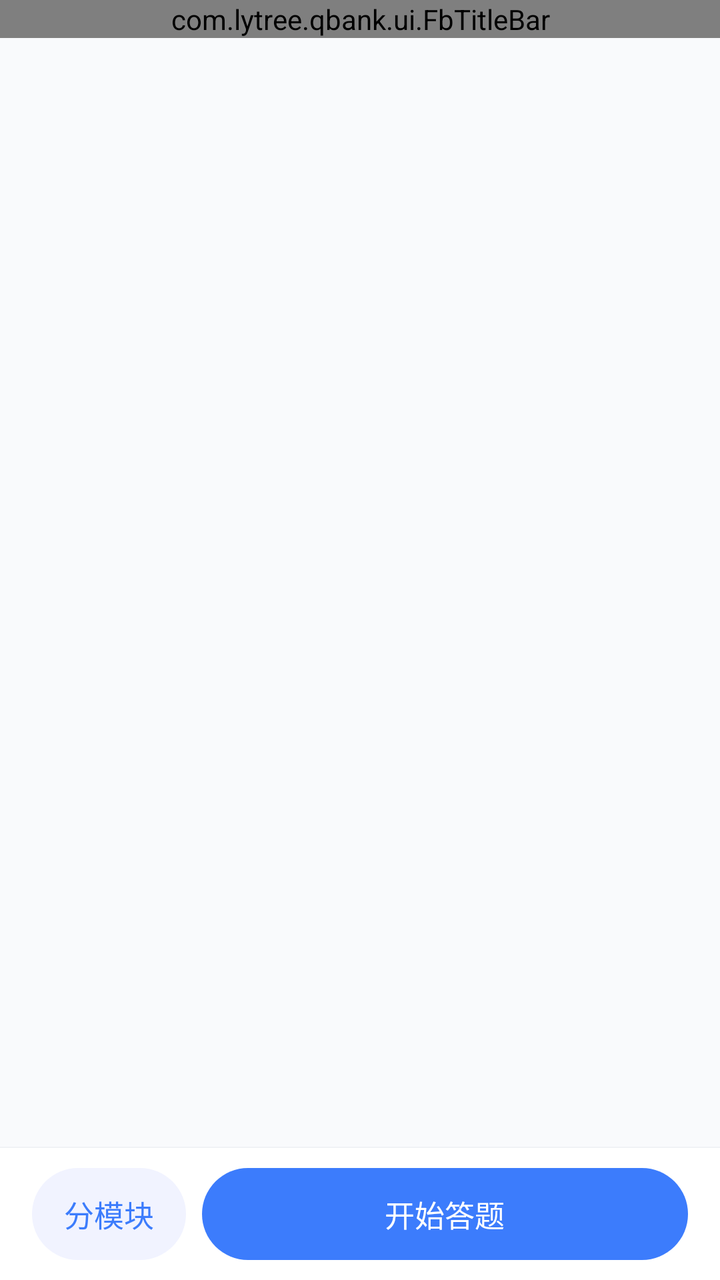
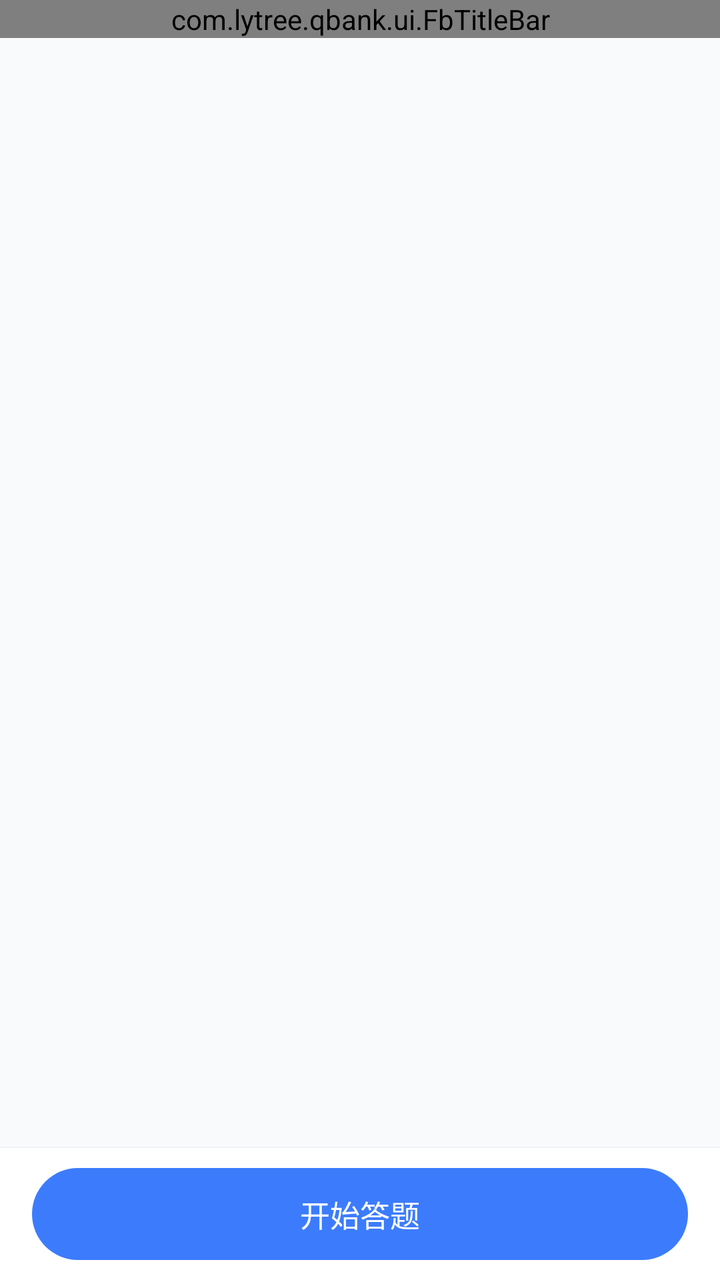

Screens rendered from an Android XML layout before and after an edit, with the pre-edit source and the edit as a unified diff.
<!-- AndroidManifest.xml: application theme Theme.QBank -->
<!-- res/layout/activity_paper_detail.xml -->
<?xml version="1.0" encoding="utf-8"?>
<LinearLayout xmlns:android="http://schemas.android.com/apk/res/android"
    style="@style/FbPage">

    <com.lytree.qbank.ui.FbTitleBar
        android:id="@+id/titleBar"
        android:layout_width="match_parent"
        android:layout_height="wrap_content" />

    <FrameLayout
        android:layout_width="match_parent"
        android:layout_height="0dp"
        android:layout_weight="1">

        <androidx.recyclerview.widget.RecyclerView
            android:id="@+id/list"
            android:layout_width="match_parent"
            android:layout_height="match_parent"
            android:clipToPadding="false"
            android:paddingBottom="@dimen/fb_space_16"
            android:scrollbars="none" />

        <TextView
            android:id="@+id/empty"
            style="@style/FbEmptyText"
            android:layout_gravity="center"
            android:layout_width="wrap_content"
            android:paddingBottom="0dp"
            android:text="@string/empty_paper_questions"
            android:visibility="gone" />
    </FrameLayout>

    <View style="@style/FbDivider" />

    <FrameLayout
        android:id="@+id/bottomBar"
        style="@style/FbBottomBar">

        <LinearLayout
            android:layout_width="match_parent"
            android:layout_height="wrap_content"
            android:orientation="horizontal">

            
            <com.google.android.material.button.MaterialButton
                android:id="@+id/btnModules"
                style="@style/FbGhostButton"
                android:layout_width="wrap_content"
                android:text="@string/action_modules" />

            <Space
                android:layout_width="@dimen/fb_space_8"
                android:layout_height="1dp" />

            <com.google.android.material.button.MaterialButton
                android:id="@+id/btnStart"
                style="@style/FbPrimaryButton"
                android:layout_width="0dp"
                android:layout_weight="1"
                android:text="@string/action_start" />
        </LinearLayout>
    </FrameLayout>
</LinearLayout>
<!-- resources referenced by this layout -->
<resources>
  <dimen name="fb_space_16">16dp</dimen>
  <dimen name="fb_space_8">8dp</dimen>
  <string name="action_modules">分模块</string>
  <string name="action_start">开始答题</string>
  <string name="empty_paper_questions">这份试卷暂无题目</string>
  <style name="FbDivider">
          <item name="android:layout_width">match_parent</item>
          <item name="android:layout_height">0.5dp</item>
          <item name="android:background">@color/fb_divider</item>
      </style>
  <style name="FbEmptyText">
          <item name="android:layout_width">match_parent</item>
          <item name="android:layout_height">wrap_content</item>
          <item name="android:gravity">center</item>
          <item name="android:lineSpacingExtra">5dp</item>
          <item name="android:textColor">@color/fb_text_meta</item>
          <item name="android:textSize">@dimen/fb_text_body_size</item>
      </style>
  <style name="FbGhostButton" parent="Widget.MaterialComponents.Button">
          <item name="android:layout_height">@dimen/fb_btn_h</item>
          <item name="android:textSize">@dimen/fb_btn_text_size</item>
          <item name="android:textColor">@color/fb_primary</item>
          <item name="android:textAllCaps">false</item>
          <item name="android:letterSpacing">0</item>
          <item name="android:minHeight">@dimen/fb_btn_h</item>
          <item name="android:minWidth">0dp</item>
          <item name="android:stateListAnimator">@null</item>
          <item name="android:insetTop">0dp</item>
          <item name="android:insetBottom">0dp</item>
          <item name="backgroundTint">@color/fb_primary_bg</item>
          <item name="cornerRadius">@dimen/fb_btn_radius</item>
          <item name="elevation">0dp</item>
          <item name="rippleColor">@color/fb_ripple</item>
          <item name="iconTint">@color/fb_primary</item>
          <item name="iconSize">18dp</item>
          <item name="iconGravity">textStart</item>
          <item name="iconPadding">6dp</item>
      </style>
  <style name="FbPage">
          <item name="android:layout_width">match_parent</item>
          <item name="android:layout_height">match_parent</item>
          <item name="android:orientation">vertical</item>
          <item name="android:background">@color/fb_page_bg</item>
      </style>
  <color name="fb_bar_bg">#FFFFFF</color>
  <dimen name="fb_page_pad">16dp</dimen>
  <dimen name="fb_bottom_bar_pad_v">10dp</dimen>
  <color name="fb_divider">#F0F2F5</color>
  <color name="fb_text_meta">#8A9095</color>
  <dimen name="fb_text_body_size">14sp</dimen>
  <dimen name="fb_btn_h">46dp</dimen>
  <dimen name="fb_btn_text_size">15sp</dimen>
  <color name="fb_primary">#3C7CFC</color>
  <color name="fb_primary_bg">#F1F3FF</color>
  <dimen name="fb_btn_radius">23dp</dimen>
  <color name="fb_ripple">#1A3C7CFC</color>
  <color name="fb_page_bg">#F9FAFC</color>
  <color name="fb_text_on_primary">#FFFFFF</color>
  <color name="fb_primary_deep">#2A5FD6</color>
  <style name="ThemeOverlay.QBank.Dialog" parent="ThemeOverlay.MaterialComponents.MaterialAlertDialog">
          <item name="colorPrimary">@color/fb_primary</item>
          <item name="shapeAppearanceOverlay">@style/ShapeAppearance.QBank.Dialog</item>
          <item name="android:textColorPrimary">@color/fb_text_title</item>
          <item name="android:textColorSecondary">@color/fb_text_meta</item>
      </style>
  <style name="ShapeAppearance.QBank.Dialog" parent="">
          <item name="cornerFamily">rounded</item>
          <item name="cornerSize">@dimen/fb_radius_sheet</item>
      </style>
  <color name="fb_text_title">#1B2126</color>
  <dimen name="fb_radius_sheet">12dp</dimen>
  <!-- unchanged entries left out for length: 3 -->
</resources>

<!-- the commit's change to res/layout/activity_paper_detail.xml (unified diff, before → after) -->
@@ -41,17 +41,6 @@
             android:layout_height="wrap_content"
             android:orientation="horizontal">
 
-            
-            <com.google.android.material.button.MaterialButton
-                android:id="@+id/btnModules"
-                style="@style/FbGhostButton"
-                android:layout_width="wrap_content"
-                android:text="@string/action_modules" />
-
-            <Space
-                android:layout_width="@dimen/fb_space_8"
-                android:layout_height="1dp" />
-
             <com.google.android.material.button.MaterialButton
                 android:id="@+id/btnStart"
                 style="@style/FbPrimaryButton"
<!-- resource entries referenced after the edit -->
@@ -1,8 +1,6 @@
 <!-- resources referenced by this layout -->
 <resources>
   <dimen name="fb_space_16">16dp</dimen>
-  <dimen name="fb_space_8">8dp</dimen>
-  <string name="action_modules">分模块</string>
   <string name="action_start">开始答题</string>
   <string name="empty_paper_questions">这份试卷暂无题目</string>
   <style name="FbDivider">
@@ -17,26 +15,6 @@
           <item name="android:lineSpacingExtra">5dp</item>
           <item name="android:textColor">@color/fb_text_meta</item>
           <item name="android:textSize">@dimen/fb_text_body_size</item>
-      </style>
-  <style name="FbGhostButton" parent="Widget.MaterialComponents.Button">
-          <item name="android:layout_height">@dimen/fb_btn_h</item>
-          <item name="android:textSize">@dimen/fb_btn_text_size</item>
-          <item name="android:textColor">@color/fb_primary</item>
-          <item name="android:textAllCaps">false</item>
-          <item name="android:letterSpacing">0</item>
-          <item name="android:minHeight">@dimen/fb_btn_h</item>
-          <item name="android:minWidth">0dp</item>
-          <item name="android:stateListAnimator">@null</item>
-          <item name="android:insetTop">0dp</item>
-          <item name="android:insetBottom">0dp</item>
-          <item name="backgroundTint">@color/fb_primary_bg</item>
-          <item name="cornerRadius">@dimen/fb_btn_radius</item>
-          <item name="elevation">0dp</item>
-          <item name="rippleColor">@color/fb_ripple</item>
-          <item name="iconTint">@color/fb_primary</item>
-          <item name="iconSize">18dp</item>
-          <item name="iconGravity">textStart</item>
-          <item name="iconPadding">6dp</item>
       </style>
   <style name="FbPage">
           <item name="android:layout_width">match_parent</item>
@@ -53,9 +31,7 @@
   <dimen name="fb_btn_h">46dp</dimen>
   <dimen name="fb_btn_text_size">15sp</dimen>
   <color name="fb_primary">#3C7CFC</color>
-  <color name="fb_primary_bg">#F1F3FF</color>
   <dimen name="fb_btn_radius">23dp</dimen>
-  <color name="fb_ripple">#1A3C7CFC</color>
   <color name="fb_page_bg">#F9FAFC</color>
   <color name="fb_text_on_primary">#FFFFFF</color>
   <color name="fb_primary_deep">#2A5FD6</color>
